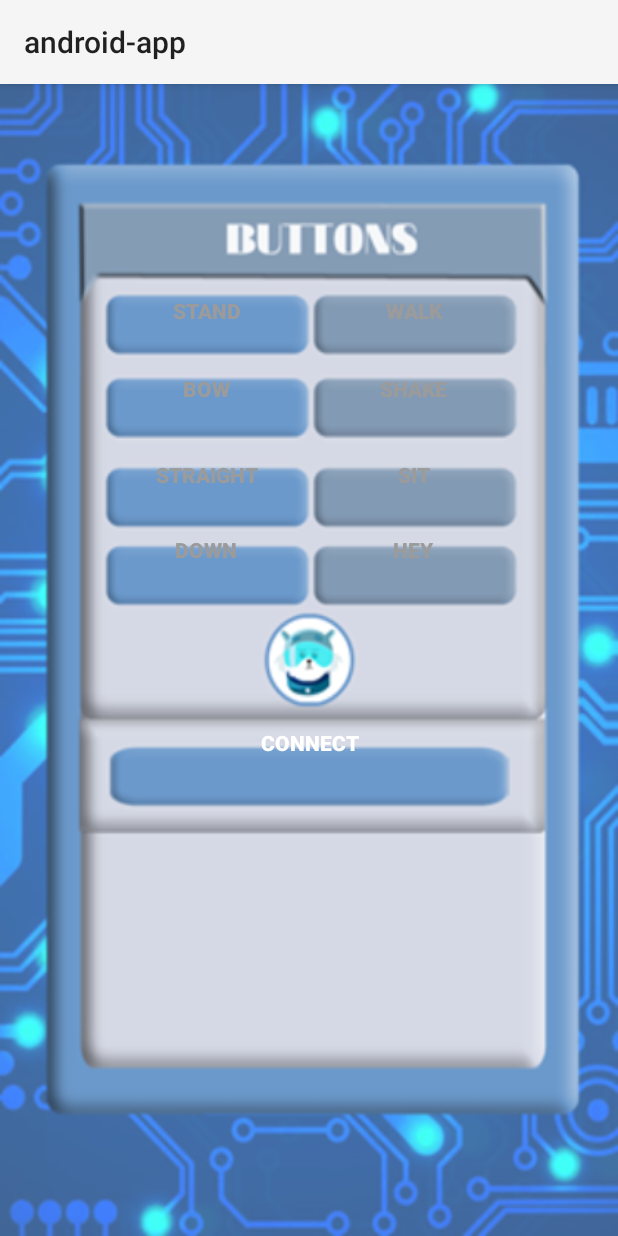
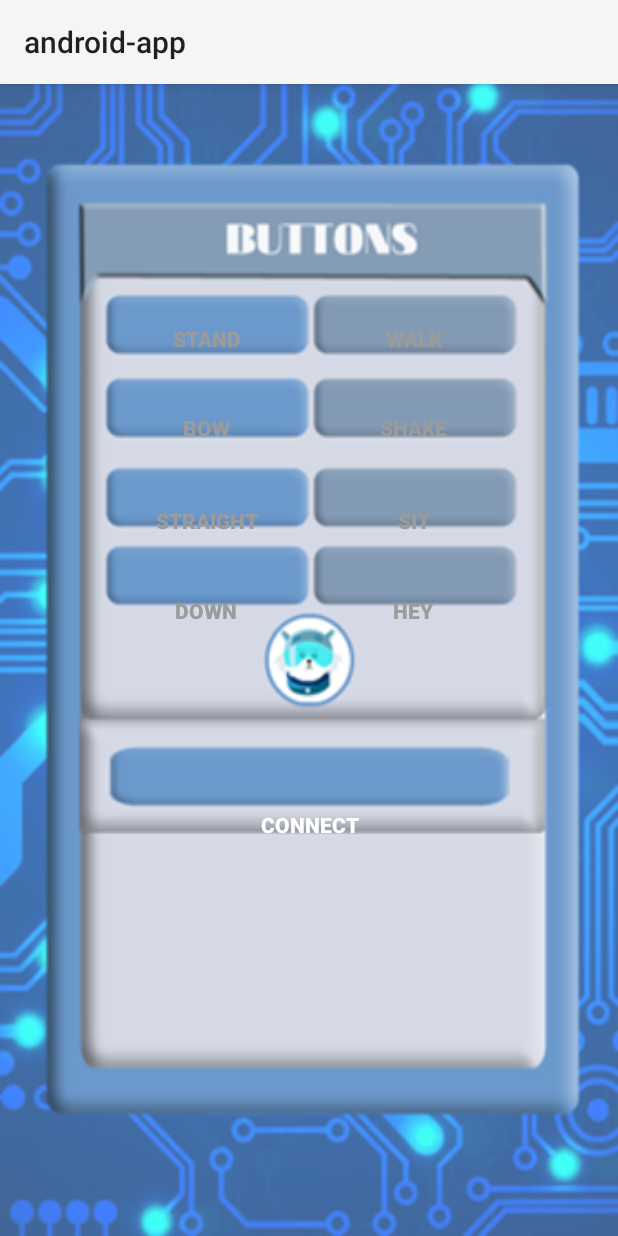
Before and after one commit to arduino-powered-robotic-interactive-k9/android-app, an Android app: the screen it shows after launch (MainActivity), on a phone screen of 412 x 824 dp. Run offline under Robolectric (Android 15) with nearby library versions, the phone set to English and light mode, and no system bars.

Commit message:
Update activity_main.xml

```diff
--- a/app/src/main/res/layout/activity_main.xml
+++ b/app/src/main/res/layout/activity_main.xml
@@ -13,7 +13,7 @@
         android:layout_height="wrap_content"
         android:layout_marginStart="77dp"
         android:layout_marginLeft="77dp"
-        android:layout_marginTop="127dp"
+        android:layout_marginTop="146dp"
         android:background="@android:color/transparent"
         android:minWidth="120dp"
         android:text="@string/stand_button"
@@ -28,7 +28,7 @@
         android:layout_height="wrap_content"
         android:layout_marginStart="0dp"
         android:layout_marginLeft="0dp"
-        android:layout_marginTop="52dp"
+        android:layout_marginTop="59dp"
         android:background="@android:color/transparent"
         android:minWidth="120dp"
         android:text="@string/bow_button"
@@ -43,7 +43,7 @@
         android:layout_height="wrap_content"
         android:layout_marginStart="0dp"
         android:layout_marginLeft="0dp"
-        android:layout_marginTop="57dp"
+        android:layout_marginTop="62dp"
         android:background="@android:color/transparent"
         android:minWidth="120dp"
         android:text="@string/straight_button"
@@ -59,7 +59,7 @@
         android:layout_height="wrap_content"
         android:layout_marginStart="0dp"
         android:layout_marginLeft="0dp"
-        android:layout_marginTop="50dp"
+        android:layout_marginTop="60dp"
         android:background="@android:color/transparent"
         android:minWidth="120dp"
         android:text="@string/down_button"
@@ -88,7 +88,7 @@
         android:layout_height="wrap_content"
         android:layout_marginStart="0dp"
         android:layout_marginLeft="0dp"
-        android:layout_marginTop="52dp"
+        android:layout_marginTop="59dp"
         android:background="@android:color/transparent"
         android:minWidth="120dp"
         android:text="@string/shake_button"
@@ -103,7 +103,7 @@
         android:layout_height="wrap_content"
         android:layout_marginStart="0dp"
         android:layout_marginLeft="0dp"
-        android:layout_marginTop="57dp"
+        android:layout_marginTop="62dp"
         android:background="@android:color/transparent"
         android:minWidth="120dp"
         android:text="@string/sit_button"
@@ -118,7 +118,7 @@
         android:layout_height="wrap_content"
         android:layout_marginStart="0dp"
         android:layout_marginLeft="0dp"
-        android:layout_marginTop="50dp"
+        android:layout_marginTop="60dp"
         android:background="@android:color/transparent"
         android:minWidth="120dp"
         android:text="@string/hey_button"
@@ -131,7 +131,7 @@
         android:id="@+id/connect_button"
         android:layout_width="wrap_content"
         android:layout_height="wrap_content"
-        android:layout_marginTop="415dp"
+        android:layout_marginTop="470dp"
         android:background="@android:color/transparent"
         android:textStyle="bold"
         android:minWidth="120dp"
@@ -145,7 +145,7 @@
         android:id="@+id/mic_button"
         android:layout_width="117dp"
         android:layout_height="143dp"
-        android:layout_marginBottom="108dp"
+        android:layout_marginBottom="135dp"
         android:background="@android:color/transparent"
         android:contentDescription="@string/mic_button"
         android:scaleType="fitCenter"
@@ -162,6 +162,7 @@
         android:paddingLeft="40dp"
         android:paddingEnd="40dp"
         android:paddingRight="40dp"
+        android:layout_marginTop="18dp"
         android:text=""
         android:textColor="#fff"
         app:layout_constraintEnd_toEndOf="parent"
```
